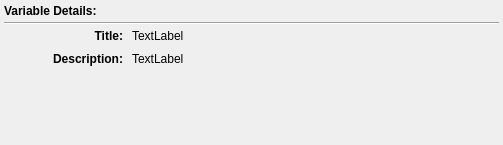
The window that designer/details.ui (DTOcean/dtocean-app) describes before a commit, drawn with Qt 5.
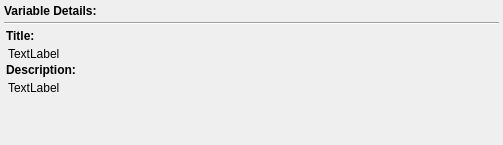
The same window after the commit.

Commit message: Fixed simulation comparison widgets. Made details widget more space efficient Fixed point select widget.

What changed in the file:
```diff
--- a/designer/details.ui
+++ b/designer/details.ui
@@ -82,9 +82,9 @@
       <property name="geometry">
        <rect>
         <x>0</x>
-        <y>0</y>
-        <width>495</width>
-        <height>105</height>
+        <y>-9</y>
+        <width>469</width>
+        <height>114</height>
        </rect>
       </property>
       <property name="sizePolicy">
@@ -95,32 +95,21 @@
       </property>
       <layout class="QVBoxLayout" name="verticalLayout">
        <property name="spacing">
-        <number>0</number>
-       </property>
-       <property name="sizeConstraint">
-        <enum>QLayout::SetDefaultConstraint</enum>
-       </property>
-       <property name="margin">
-        <number>0</number>
-       </property>
-       <item>
-        <layout class="QGridLayout" name="gridLayout">
-         <property name="sizeConstraint">
-          <enum>QLayout::SetDefaultConstraint</enum>
+        <number>2</number>
          </property>
          <property name="leftMargin">
-          <number>9</number>
+        <number>2</number>
+       </property>
+       <property name="topMargin">
+        <number>0</number>
          </property>
          <property name="rightMargin">
-          <number>9</number>
+        <number>0</number>
          </property>
          <property name="bottomMargin">
-          <number>0</number>
-         </property>
-         <property name="spacing">
-          <number>9</number>
-         </property>
-         <item row="0" column="0">
+        <number>2</number>
+       </property>
+       <item>
           <widget class="QLabel" name="staticLabel_1">
            <property name="sizePolicy">
             <sizepolicy hsizetype="Preferred" vsizetype="Preferred">
@@ -144,36 +133,11 @@
             <string>Title:</string>
            </property>
            <property name="alignment">
-            <set>Qt::AlignRight|Qt::AlignTop|Qt::AlignTrailing</set>
-           </property>
-          </widget>
-         </item>
-         <item row="1" column="1">
-          <widget class="QLabel" name="descriptionLabel">
-           <property name="sizePolicy">
-            <sizepolicy hsizetype="Expanding" vsizetype="Preferred">
-             <horstretch>0</horstretch>
-             <verstretch>0</verstretch>
-            </sizepolicy>
-           </property>
-           <property name="minimumSize">
-            <size>
-             <width>0</width>
-             <height>0</height>
-            </size>
-           </property>
-           <property name="text">
-            <string>TextLabel</string>
-           </property>
-           <property name="alignment">
             <set>Qt::AlignLeading|Qt::AlignLeft|Qt::AlignTop</set>
            </property>
-           <property name="wordWrap">
-            <bool>true</bool>
-           </property>
-          </widget>
-         </item>
-         <item row="0" column="1">
+        </widget>
+       </item>
+       <item>
           <widget class="QLabel" name="titleLabel">
            <property name="sizePolicy">
             <sizepolicy hsizetype="Expanding" vsizetype="Preferred">
@@ -190,12 +154,18 @@
            <property name="text">
             <string>TextLabel</string>
            </property>
+         <property name="alignment">
+          <set>Qt::AlignLeading|Qt::AlignLeft|Qt::AlignTop</set>
+         </property>
            <property name="wordWrap">
             <bool>true</bool>
            </property>
-          </widget>
-         </item>
-         <item row="1" column="0">
+         <property name="indent">
+          <number>2</number>
+         </property>
+        </widget>
+       </item>
+       <item>
           <widget class="QLabel" name="staticLabel_2">
            <property name="sizePolicy">
             <sizepolicy hsizetype="Fixed" vsizetype="Preferred">
@@ -219,11 +189,40 @@
             <string>Description:</string>
            </property>
            <property name="alignment">
-            <set>Qt::AlignRight|Qt::AlignTop|Qt::AlignTrailing</set>
+          <set>Qt::AlignLeading|Qt::AlignLeft|Qt::AlignTop</set>
            </property>
           </widget>
          </item>
-        </layout>
+       <item>
+        <widget class="QLabel" name="descriptionLabel">
+         <property name="sizePolicy">
+          <sizepolicy hsizetype="Expanding" vsizetype="Preferred">
+           <horstretch>0</horstretch>
+           <verstretch>0</verstretch>
+          </sizepolicy>
+         </property>
+         <property name="minimumSize">
+          <size>
+           <width>0</width>
+           <height>0</height>
+          </size>
+         </property>
+         <property name="text">
+          <string>TextLabel</string>
+         </property>
+         <property name="alignment">
+          <set>Qt::AlignLeading|Qt::AlignLeft|Qt::AlignTop</set>
+         </property>
+         <property name="wordWrap">
+          <bool>true</bool>
+         </property>
+         <property name="margin">
+          <number>0</number>
+         </property>
+         <property name="indent">
+          <number>2</number>
+         </property>
+        </widget>
        </item>
        <item>
         <spacer name="verticalSpacer">
```
Lines whose indentation alone changed are shown as unchanged. The commit also changes 5 other files.
